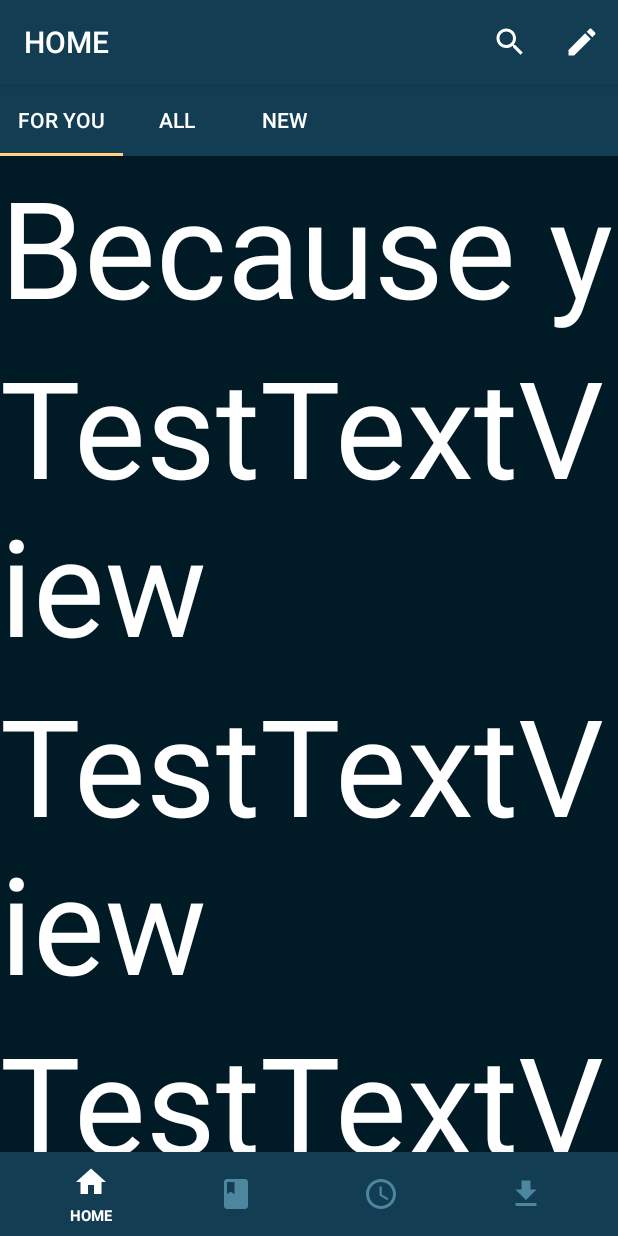
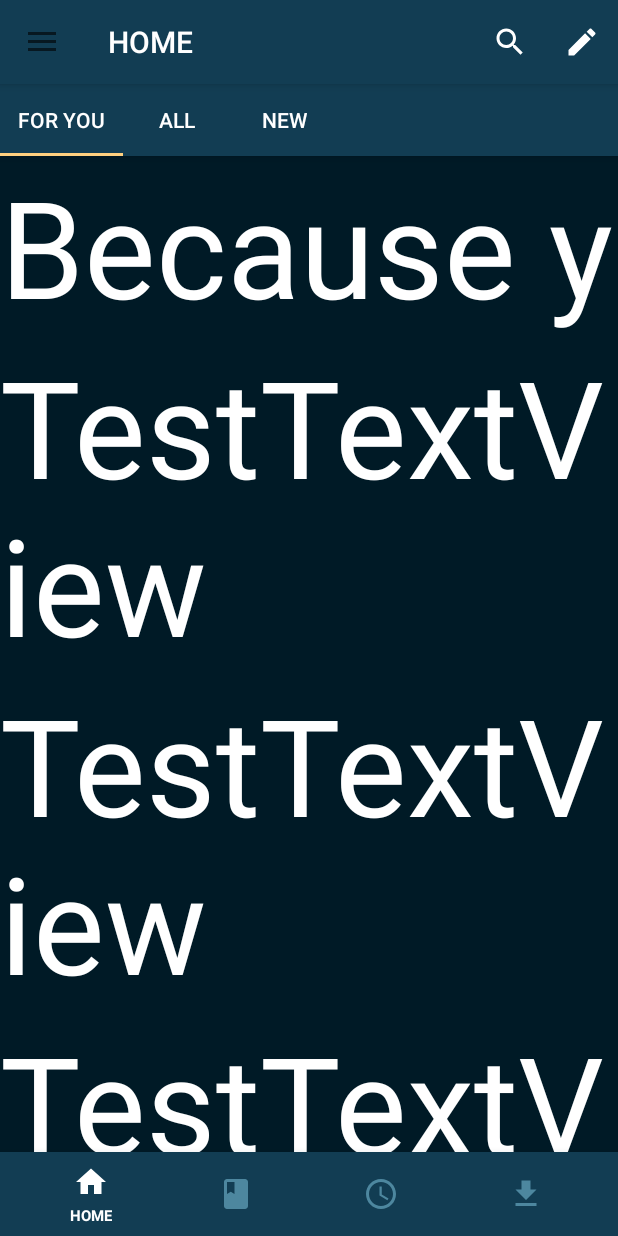
Before and after one commit to moonfidelity/Mangami, an Android app: the screen it shows after launch (MainActivity), on a phone screen of 412 x 824 dp. Run offline under Robolectric (Android 15) with nearby library versions, the phone set to English and light mode, and no system bars.

Commit message:
Even More Navigation Drawer: - Has a Button in the Top Left Corner. BUTT It's on a bar in the Main Activity - Problem: How to make it scrollable OR how to put it on the Scrollable Bars each Fragment has. - Items in the Drawer are "clickable" AND they finally can do something - One small Problem: The Top 2 are selectable, even though they shouldn't be. The Anime, Manga, Artwork Icons should be selectable. - btw. New Account Icon. - Tested everything on real hardware, the shadow only seems to be weird in emulators. - The Toolbar in the activity_main overlaps the fragment_home toolbar... - See more in first point above with the Button in the Top Left Corner.

```diff
--- a/app/build.gradle
+++ b/app/build.gradle
@@ -35,4 +35,8 @@ dependencies {
     testImplementation 'junit:junit:4.12'
     androidTestImplementation 'com.android.support.test:runner:1.0.2'
     androidTestImplementation 'com.android.support.test.espresso:espresso-core:3.0.2'
+
+
+//    This is for simple Toast Usage:
+    implementation "org.jetbrains.anko:anko-common:0.8.3"
 }
--- a/app/src/main/java/com/mangami/mangami/MainActivity.kt
+++ b/app/src/main/java/com/mangami/mangami/MainActivity.kt
@@ -7,7 +7,6 @@ import android.support.v7.app.AppCompatActivity
 import kotlinx.android.synthetic.main.activity_main.*
 import android.support.v4.app.Fragment
 import android.support.v4.view.GravityCompat
-import android.support.v7.app.ActionBarDrawerToggle
 import android.view.MenuItem
 import android.widget.FrameLayout
 
@@ -15,13 +14,12 @@ import fragment.HomeFragment
 import fragment.FragmentBooklist
 import fragment.FragmentRecent
 import fragment.FragmentDownloads
+import android.support.v4.widget.DrawerLayout
+import android.support.v7.app.ActionBarDrawerToggle
 import kotlinx.android.synthetic.main.fragment_home.*
-import android.support.annotation.IdRes
-import android.support.v4.widget.DrawerLayout
-import android.view.Menu
+import org.jetbrains.anko.toast
 
-
-class MainActivity : AppCompatActivity(){
+class MainActivity : AppCompatActivity(), NavigationView.OnNavigationItemSelectedListener {
 
     private var content: FrameLayout? = null
 
@@ -33,7 +31,7 @@ class MainActivity : AppCompatActivity(){
     private val mOnNavigationItemSelectedListener = BottomNavigationView.OnNavigationItemSelectedListener { item ->
 
 
-//        This Part disables the Shifting in the BottomNavigation
+        //        This Part disables the Shifting in the BottomNavigation
         val bottomNavigationView = findViewById<BottomNavigationView>(R.id.navigation)
         BottomNavigationViewHelper.disableShiftMode(bottomNavigationView)
 
@@ -44,7 +42,6 @@ class MainActivity : AppCompatActivity(){
 
                 val fragment = HomeFragment.Companion.newInstance()
                 addFragment(fragment)
-
 
 
 
@@ -84,8 +81,6 @@ class MainActivity : AppCompatActivity(){
     }
 
 
-
-
 //    The method to add, animate and change between Fragments:
 
     private fun addFragment(fragment: Fragment) {
@@ -98,15 +93,9 @@ class MainActivity : AppCompatActivity(){
     }
 
 
-
-
-
     override fun onCreate(savedInstanceState: Bundle?) {
         super.onCreate(savedInstanceState)
         setContentView(R.layout.activity_main)
-
-        navigation.setOnNavigationItemSelectedListener(mOnNavigationItemSelectedListener)
-
 
         val bottomNavigationView: BottomNavigationView
         bottomNavigationView = findViewById<BottomNavigationView>(R.id.navigation)
@@ -124,13 +113,18 @@ class MainActivity : AppCompatActivity(){
         navigation.setOnNavigationItemSelectedListener(mOnNavigationItemSelectedListener)
 
 
-
 //        SetActionBarSupport DOES NOT WORK IN FRAGMENTS??!?!?!
-        setSupportActionBar(findViewById(R.id.toolbar_main))
+//        setSupportActionBar(findViewById(R.id.toolbar_main))
 
         mDrawerLayout = findViewById(R.id.drawer_layout)
 
+        setSupportActionBar(findViewById(R.id.toolbar_main))
 
+        val toggle = ActionBarDrawerToggle(
+                this, drawer_layout, toolbar_main, R.string.navigation_drawer_open, R.string.navigation_drawer_close)
+        drawer_layout.addDrawerListener(toggle)
+        toggle.syncState()
+        nav_view.setNavigationItemSelectedListener(this)
 
     }
 
@@ -172,13 +166,6 @@ class MainActivity : AppCompatActivity(){
 
 
 
-//    val toggle = ActionBarDrawerToggle(
-//            this, drawer_layout, toolbar_main, R.string.navigation_drawer_open, R.string.navigation_drawer_close)
-//    drawer_layout.addDrawerListener(toggle)
-//    toggle.syncState()
-//
-//    nav_view.setNavigationItemSelectedListener(this)
-
 
     override fun onBackPressed() {
         if (drawer_layout.isDrawerOpen(GravityCompat.START)) {
@@ -189,52 +176,64 @@ class MainActivity : AppCompatActivity(){
     }
 
 
-//    override fun onNavigationItemSelected(item: MenuItem): Boolean {
-//        // Handle navigation view item clicks here.
-//        when (item.itemId) {
-//            R.id.nav_camera -> {
-//                // Handle the camera action
-//            }
-//            R.id.nav_gallery -> {
-//
-//            }
-//            R.id.nav_slideshow -> {
-//
-//            }
-//            R.id.nav_manage -> {
-//
-//            }
-//            R.id.nav_share -> {
-//
-//            }
-//            R.id.nav_send -> {
-//
-//            }
-//        }
-//
-//        drawer_layout.closeDrawer(GravityCompat.START)
-//        return true
-//    }
+    override fun onNavigationItemSelected(item: MenuItem): Boolean {
+        // Handle navigation view item clicks here.
+
+        when (item.itemId) {
+            R.id.nav_manage_account -> {
+
+                toast("Manage Account Test Worked WOrked worKED")
 
 
+            }
+            R.id.nav_backup_restore -> {
+
+                toast("2 Test Worked")
 
 
+            }
+            R.id.nav_anime -> {
+
+                toast("3 Test Worked")
 
 
+            }
+            R.id.nav_manga -> {
+
+                toast("4 Test Worked")
 
 
+            }
+            R.id.nav_artworks -> {
+
+                toast("5 Test Worked")
 
 
+            }
+            R.id.nav_whats_new -> {
+
+                toast("6 Test Worked")
 
 
+            }
+            R.id.nav_feedback -> {
+
+                toast("7 Test Worked")
 
 
+            }
+            R.id.nav_about_us -> {
+
+                toast("8 Test Worked")
 
 
+            }
+        }
 
+        drawer_layout.closeDrawer(GravityCompat.START)
 
-
-
+        return true
+    }
 
 
 
--- /dev/null
+++ b/app/src/main/res/drawable/ic_account_black_24dp.xml
@@ -0,0 +1,9 @@
+<vector xmlns:android="http://schemas.android.com/apk/res/android"
+        android:width="24dp"
+        android:height="24dp"
+        android:viewportWidth="24.0"
+        android:viewportHeight="24.0">
+    <path
+        android:fillColor="#FF000000"
+        android:pathData="M12,12c2.21,0 4,-1.79 4,-4s-1.79,-4 -4,-4 -4,1.79 -4,4 1.79,4 4,4zM12,14c-2.67,0 -8,1.34 -8,4v2h16v-2c0,-2.66 -5.33,-4 -8,-4z"/>
+</vector>
--- a/app/src/main/res/layout/activity_main.xml
+++ b/app/src/main/res/layout/activity_main.xml
@@ -13,11 +13,6 @@
     tools:openDrawer="start"
     >
 
-
-
-
-
-
     <android.support.constraint.ConstraintLayout
         android:layout_width="match_parent"
         android:layout_height="match_parent">
@@ -30,7 +25,6 @@
             android:elevation="4dp"
             android:fitsSystemWindows="true"
 
-            app:layout_scrollFlags="scroll|snap"
             app:title="@string/title_home"
             app:titleTextColor="@color/colorWhite"
 
--- a/app/src/main/res/layout/nav_header_main.xml
+++ b/app/src/main/res/layout/nav_header_main.xml
@@ -24,7 +24,7 @@
         android:layout_width="match_parent"
         android:layout_height="wrap_content"
         android:paddingTop="8dp"
-        android:text="Android Studio"
+        android:text="Account Name"
         android:textAppearance="@style/TextAppearance.AppCompat.Body1" />
 
     <TextView
@@ -33,4 +33,7 @@
         android:layout_height="wrap_content"
         android:text="samplemail@samplemail.com" />
 
+
+
+
 </LinearLayout>
--- a/app/src/main/res/menu/activity_main_drawer.xml
+++ b/app/src/main/res/menu/activity_main_drawer.xml
@@ -6,17 +6,20 @@
     <group android:checkableBehavior="single">
         <item
             android:id="@+id/nav_manage_account"
-            android:icon="@drawable/ic_edit_white_24dp"
+            android:icon="@drawable/ic_account_black_24dp"
             android:title="Manage Account" />
         <item
             android:id="@+id/nav_backup_restore"
             android:icon="@drawable/ic_backup_black_24dp"
             android:title="Backup or Restore" />
 
-
     </group>
 
-    <item android:title="Mode">
+
+
+    <item
+        android:title="Mode"
+        >
         <menu>
             <item
                 android:id="@+id/nav_anime"
@@ -34,6 +37,7 @@
     </item>
 
 
+
     <item android:title="General">
         <menu>
             <item
@@ -45,7 +49,7 @@
                 android:icon="@drawable/ic_feedback_black_24dp"
                 android:title="Give us Feedback" />
             <item
-                android:id="@+id/nav_about"
+                android:id="@+id/nav_about_us"
                 android:icon="@drawable/ic_about_us__cake_black_24dp"
                 android:title="About us" />
 
```
Also changed, not shown: app/src/main/java/com/mangami/mangami/HomeFragment.kt (+5 -9 lines), app/src/main/res/mipmap-hdpi/ic_launcher.png, app/src/main/res/mipmap-hdpi/ic_launcher_round.png, app/src/main/res/mipmap-mdpi/ic_launcher.png, app/src/main/res/mipmap-mdpi/ic_launcher_round.png, app/src/main/res/mipmap-xhdpi/ic_launcher.png, app/src/main/res/mipmap-xhdpi/ic_launcher_round.png, app/src/main/res/mipmap-xxhdpi/ic_launcher.png, app/src/main/res/mipmap-xxhdpi/ic_launcher_round.png, app/src/main/res/mipmap-xxxhdpi/ic_launcher.png, app/src/main/res/mipmap-xxxhdpi/ic_launcher_round.png.
